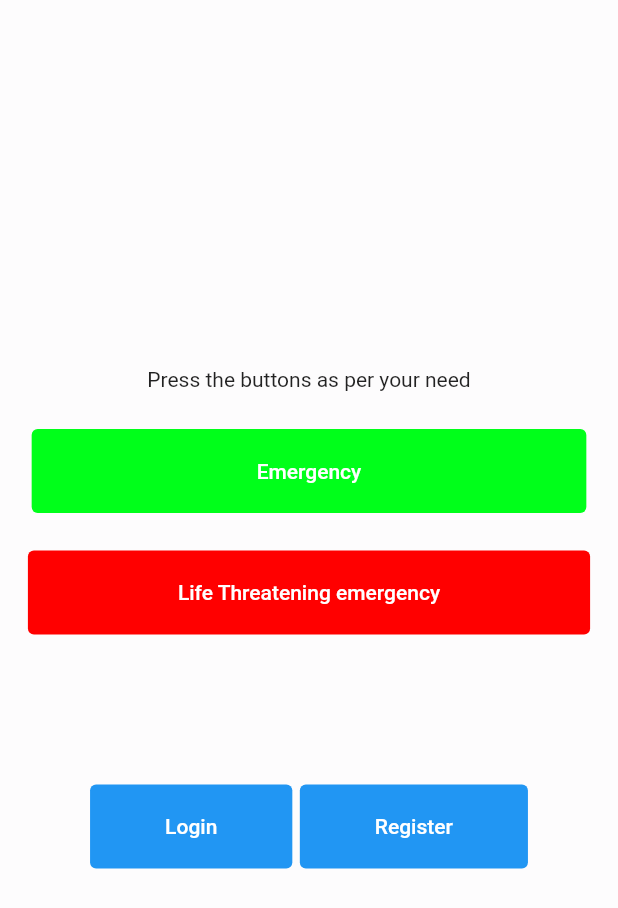
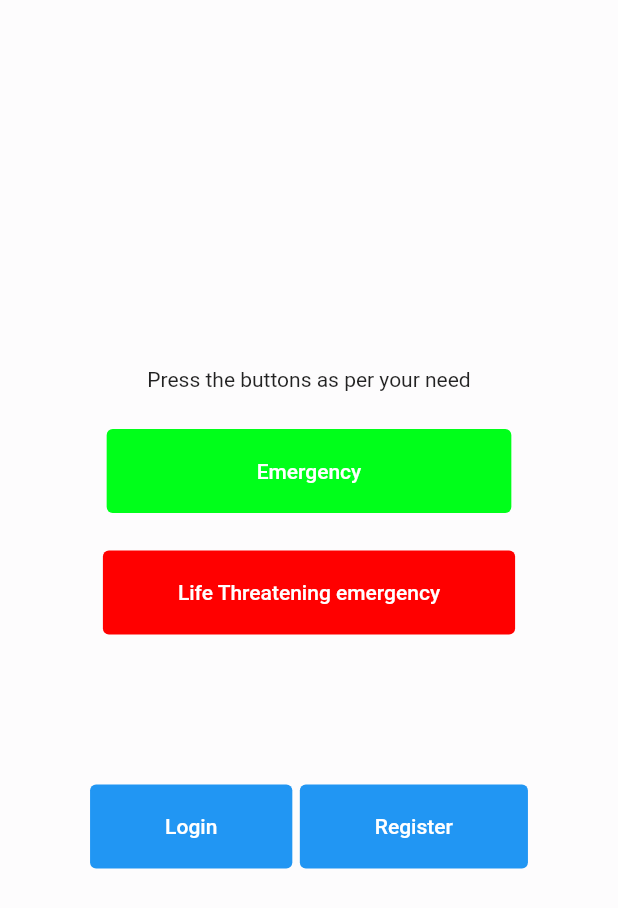
Before and after one commit to NightyNight008/AMB-app, a Flutter app: the screen it shows after launch, on a phone screen of 412 x 824 dp. Shown: the top 908 px of the screen. Run offline on Flutter 3.47's test engine with Material 2 defaults, Android fonts, the light colour scheme and no system bars; our stand-ins replace firebase_core; accounts and stored records are empty.

Commit message:
Fixing sizes

```diff
--- a/lib/main.dart
+++ b/lib/main.dart
@@ -1,5 +1,3 @@
-import 'dart:js';
-
 import 'package:amb_app/constant/routes.dart';
 import 'package:amb_app/views/LoginPage_options.dart';
 import 'package:amb_app/views/ProfilePage.dart';
--- a/lib/views/home_view.dart
+++ b/lib/views/home_view.dart
@@ -34,7 +34,7 @@ class _HomePageState extends State<HomePage> {
                   backgroundColor: Color.fromARGB(255, 0, 255, 26),
                   foregroundColor: Colors.white,
                   padding:
-                      const EdgeInsets.symmetric(horizontal: 150, vertical: 20),
+                      const EdgeInsets.symmetric(horizontal: 100, vertical: 20),
                 ),
               ),
               const SizedBox(
@@ -51,7 +51,7 @@ class _HomePageState extends State<HomePage> {
                   backgroundColor: Color.fromARGB(255, 255, 0, 0),
                   foregroundColor: Colors.white,
                   padding:
-                      const EdgeInsets.symmetric(horizontal: 100, vertical: 20),
+                      const EdgeInsets.symmetric(horizontal: 50, vertical: 20),
                 ),
               ),
 
--- a/lib/views/login_view.dart
+++ b/lib/views/login_view.dart
@@ -1,5 +1,4 @@
 import 'package:amb_app/constant/routes.dart';
-import 'package:amb_app/views/ProfilePage.dart';
 import 'package:flutter/material.dart';
 
 class LoginPage extends StatefulWidget {
```
